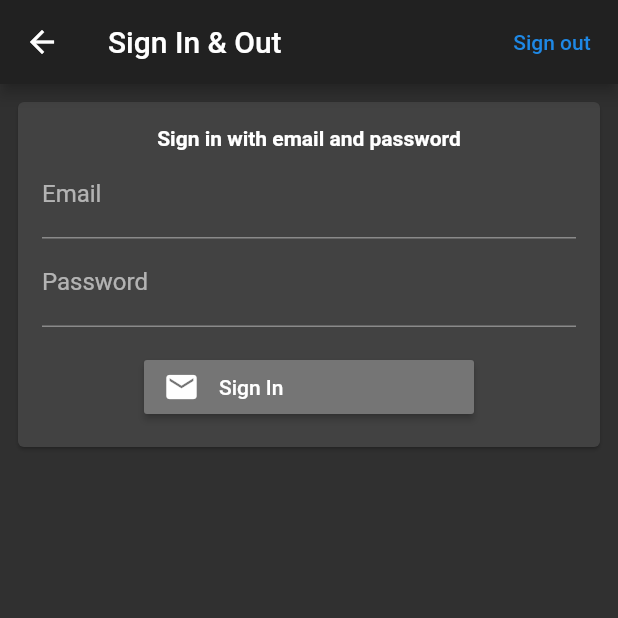
After one commit to msubzwar/fire, a Flutter app: the screen it shows after launch, after a tap on "Sign In", on a phone screen of 412 x 824 dp, the top half of it. The commit adds this screen. Run offline on Flutter 3.47's test engine with Material 2 defaults, Android fonts, the phone set to English and light mode, and no system bars; our stand-ins replace cloud_firestore, firebase_auth, firebase_core, firebase_messaging, flutter_signin_button; accounts and stored records are empty.

Commit message:
auth completed

```diff
--- /dev/null
+++ b/lib/auth.dart
@@ -0,0 +1,3 @@
+import 'package:firebase_auth/firebase_auth.dart';
+
+FirebaseAuth auth = FirebaseAuth.instance;
--- /dev/null
+++ b/lib/auth_main.dart
@@ -0,0 +1,55 @@
+import 'package:firebase_core/firebase_core.dart';
+import 'package:flutter/material.dart';
+import 'package:flutter_signin_button/button_builder.dart';
+import 'signin.dart';
+
+
+/// The entry point of the application.
+///
+/// Returns a [MaterialApp].
+class AuthExampleApp extends StatelessWidget {
+  @override
+  Widget build(BuildContext context) {
+    return MaterialApp(
+      title: 'Firebase Example App',
+      theme: ThemeData.dark(),
+      home: Scaffold(
+        body: AuthTypeSelector(),
+      ),
+    );
+  }
+}
+
+/// Provides a UI to select a authentication type page
+class AuthTypeSelector extends StatelessWidget {
+  // Navigates to a new page
+  void _pushPage(BuildContext context, Widget page) {
+    Navigator.of(context) /*!*/ .push(
+      MaterialPageRoute<void>(builder: (_) => page),
+    );
+  }
+
+  @override
+  Widget build(BuildContext context) {
+    return Scaffold(
+      appBar: AppBar(
+        title: const Text('Firebase Example App'),
+      ),
+      body: Column(
+        crossAxisAlignment: CrossAxisAlignment.start,
+        children: <Widget>[
+          Container(
+            padding: const EdgeInsets.all(16),
+            alignment: Alignment.center,
+            child: SignInButtonBuilder(
+              icon: Icons.verified_user,
+              backgroundColor: Colors.orange,
+              text: 'Sign In',
+              onPressed: () => _pushPage(context, SignInPage()),
+            ),
+          ),
+        ],
+      ),
+    );
+  }
+}
--- a/lib/main.dart
+++ b/lib/main.dart
@@ -2,13 +2,16 @@ import 'package:firebase_core/firebase_core.dart';
 import 'package:flutter/material.dart';
 import 'package:notification/FirstPage.dart';
 import 'package:notification/notification.dart';
+import 'auth_main.dart';
 
-void main() {
+void main() async {
   final Future<FirebaseApp> _initialization =
   Firebase.initializeApp().whenComplete(() {
     notificationService ns = new notificationService();
     ns.test();
     ns.firebaseMessagingBackgroundHandler();
   });
-  runApp(MyApp());
+  WidgetsFlutterBinding.ensureInitialized();
+  await Firebase.initializeApp();
+  runApp(AuthExampleApp());
 }
--- /dev/null
+++ b/lib/signin.dart
@@ -0,0 +1,167 @@
+import 'package:flutter/material.dart';
+import 'package:firebase_auth/firebase_auth.dart';
+import 'package:flutter_signin_button/flutter_signin_button.dart';
+import 'package:flutter/foundation.dart' show kIsWeb;
+
+import 'FirstPage.dart';
+
+final FirebaseAuth _auth = FirebaseAuth.instance;
+
+/// Entrypoint example for various sign-in flows with Firebase.
+class SignInPage extends StatefulWidget {
+  /// The page title.
+  final String title = 'Sign In & Out';
+
+  @override
+  State<StatefulWidget> createState() => _SignInPageState();
+}
+
+class _SignInPageState extends State<SignInPage> {
+  @override
+  Widget build(BuildContext context) {
+    return Scaffold(
+      appBar: AppBar(
+        title: Text(widget.title),
+        actions: <Widget>[
+          Builder(builder: (BuildContext context) {
+            return FlatButton(
+              textColor: Theme.of(context).buttonColor,
+              onPressed: () async {
+                final User user = _auth.currentUser;
+                if (user == null) {
+                  Scaffold.of(context).showSnackBar(const SnackBar(
+                    content: Text('No one has signed in.'),
+                  ));
+                  return;
+                }
+                await _signOut();
+
+                final String uid = user.uid;
+                Scaffold.of(context).showSnackBar(SnackBar(
+                  content: Text('$uid has successfully signed out.'),
+                ));
+              },
+              child: const Text('Sign out'),
+            );
+          })
+        ],
+      ),
+      body: Builder(builder: (BuildContext context) {
+        return ListView(
+          padding: const EdgeInsets.all(8),
+          children: <Widget>[
+            _EmailPasswordForm(),
+          ],
+        );
+      }),
+    );
+  }
+
+  // Example code for sign out.
+  Future<void> _signOut() async {
+    await _auth.signOut();
+  }
+}
+
+class _EmailPasswordForm extends StatefulWidget {
+  @override
+  State<StatefulWidget> createState() => _EmailPasswordFormState();
+}
+
+class _EmailPasswordFormState extends State<_EmailPasswordForm> {
+  final GlobalKey<FormState> _formKey = GlobalKey<FormState>();
+  final TextEditingController _emailController = TextEditingController();
+  final TextEditingController _passwordController = TextEditingController();
+
+  @override
+  Widget build(BuildContext context) {
+    return Form(
+        key: _formKey,
+        child: Card(
+          child: Padding(
+            padding: const EdgeInsets.all(16),
+            child: Column(
+              crossAxisAlignment: CrossAxisAlignment.start,
+              children: <Widget>[
+                Container(
+                  alignment: Alignment.center,
+                  child: const Text(
+                    'Sign in with email and password',
+                    style: TextStyle(fontWeight: FontWeight.bold),
+                  ),
+                ),
+                TextFormField(
+                  controller: _emailController,
+                  decoration: const InputDecoration(labelText: 'Email'),
+                  validator: (String value) {
+                    if (value.isEmpty) return 'Please enter some text';
+                    return null;
+                  },
+                ),
+                TextFormField(
+                  controller: _passwordController,
+                  decoration: const InputDecoration(labelText: 'Password'),
+                  validator: (String value) {
+                    if (value.isEmpty) return 'Please enter some text';
+                    return null;
+                  },
+                  obscureText: true,
+                ),
+                Container(
+                  padding: const EdgeInsets.only(top: 16),
+                  alignment: Alignment.center,
+                  child: SignInButton(
+                    Buttons.Email,
+                    text: 'Sign In',
+                    onPressed: () async {
+                      if (_formKey.currentState.validate()) {
+                        await _signInWithEmailAndPassword();
+                        FirebaseAuth.instance
+                            .authStateChanges()
+                            .listen((User user) {
+                          if (user == null) {
+                            print('User is currently signed out!');
+                          } else {
+                            print('User is signed in!');
+                          }
+                        });
+                      }
+                    },
+                  ),
+                ),
+              ],
+            ),
+          ),
+        ));
+  }
+
+  @override
+  void dispose() {
+    _emailController.dispose();
+    _passwordController.dispose();
+    super.dispose();
+  }
+
+  // Example code of how to sign in with email and password.
+  Future<void> _signInWithEmailAndPassword() async {
+    try {
+      final User user = (await _auth.signInWithEmailAndPassword(
+        email: _emailController.text,
+        password: _passwordController.text,
+      ))
+          .user;
+      Scaffold.of(context).showSnackBar(
+        SnackBar(
+          content: Text('${user.email} signed in'),
+        ),
+      );
+      Navigator.push(context, MaterialPageRoute(builder: (context) => MyApp()));
+    } catch (e) {
+      Scaffold.of(context).showSnackBar(
+        const SnackBar(
+          content: Text('Failed to sign in with Email & Password'),
+        ),
+      );
+    }
+  }
+}
--- a/pubspec.yaml
+++ b/pubspec.yaml
@@ -31,6 +31,8 @@ dependencies:
   firebase_core: "^0.7.0"
   cloud_firestore: "^0.16.0"
   firebase_messaging: "^8.0.0-dev.15"
+  firebase_auth: "^0.20.1"
+  flutter_signin_button: ^1.0.0
 
 dev_dependencies:
   flutter_test:
```
Also changed, not shown: lib/FirstPage.dart (+8 -10 lines), lib/navbar.dart (+10 -12 lines), pubspec.lock.
